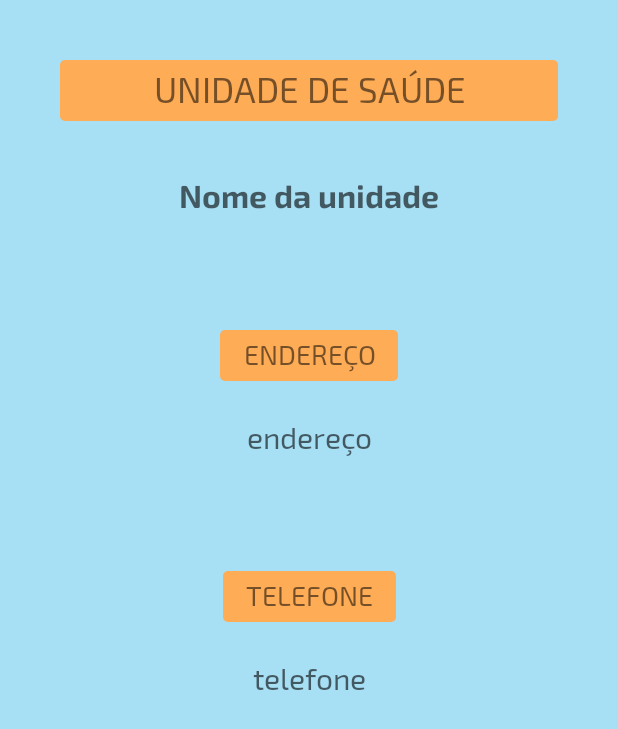
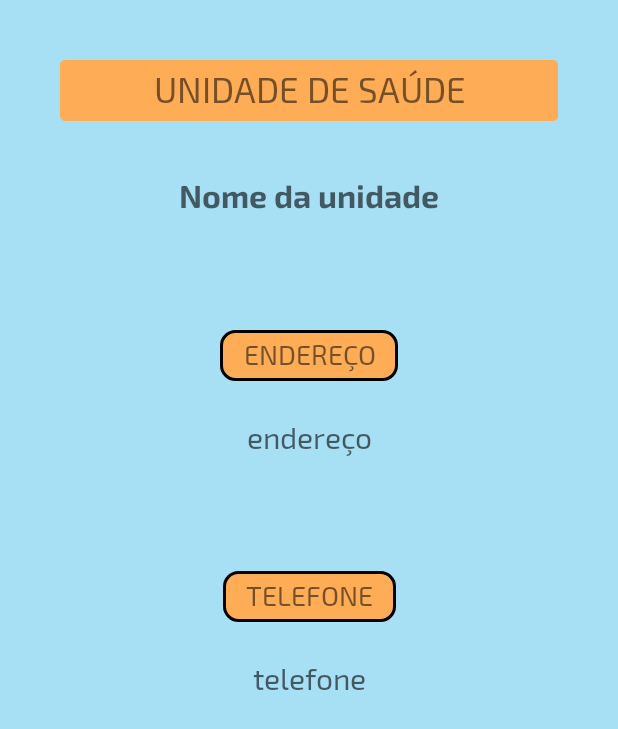
Before and after one commit to vinicius-r-silva/To-com-dor_Onde-vou, an Android app: the layout activity_nearby_places_screen.xml on its own in the app's theme, with its tools: preview values and no code run, on a phone screen of 412 x 824 dp. Shown: the top 729 px of the screen. Run offline under Robolectric (Android 15) with nearby library versions, the phone set to English and light mode, and no system bars; network calls fail.

Commit message:
Changed buttons and maps intent search by the place's name

```diff
--- a/Android/app/src/main/res/layout/activity_nearby_places_screen.xml
+++ b/Android/app/src/main/res/layout/activity_nearby_places_screen.xml
@@ -62,7 +62,7 @@
         android:text="@string/addressLabel"
         android:textSize="18sp"
 
-        android:background="@drawable/border_label"
+        android:background="@drawable/border_button"
         app:layout_constraintLeft_toLeftOf="parent"
         app:layout_constraintRight_toRightOf="parent"
         app:layout_constraintTop_toBottomOf="@id/npNames"/>
@@ -102,7 +102,7 @@
         android:text="@string/telephoneLabel"
         android:textSize="18sp"
 
-        android:background="@drawable/border_label"
+        android:background="@drawable/border_button"
         app:layout_constraintLeft_toLeftOf="parent"
         app:layout_constraintRight_toRightOf="parent"
         app:layout_constraintTop_toBottomOf="@id/npAddressContent"/>
```
Also changed, not shown: Android/app/src/main/java/com/example/tocomdor/NearbyPlacesScreen.java (+12 -4 lines).
